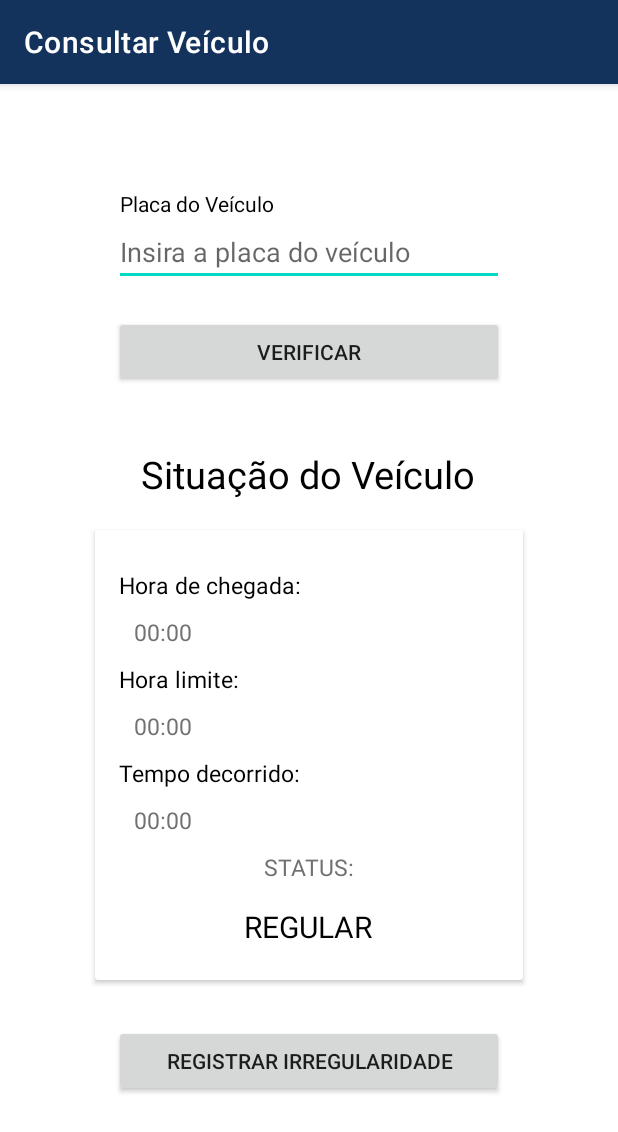
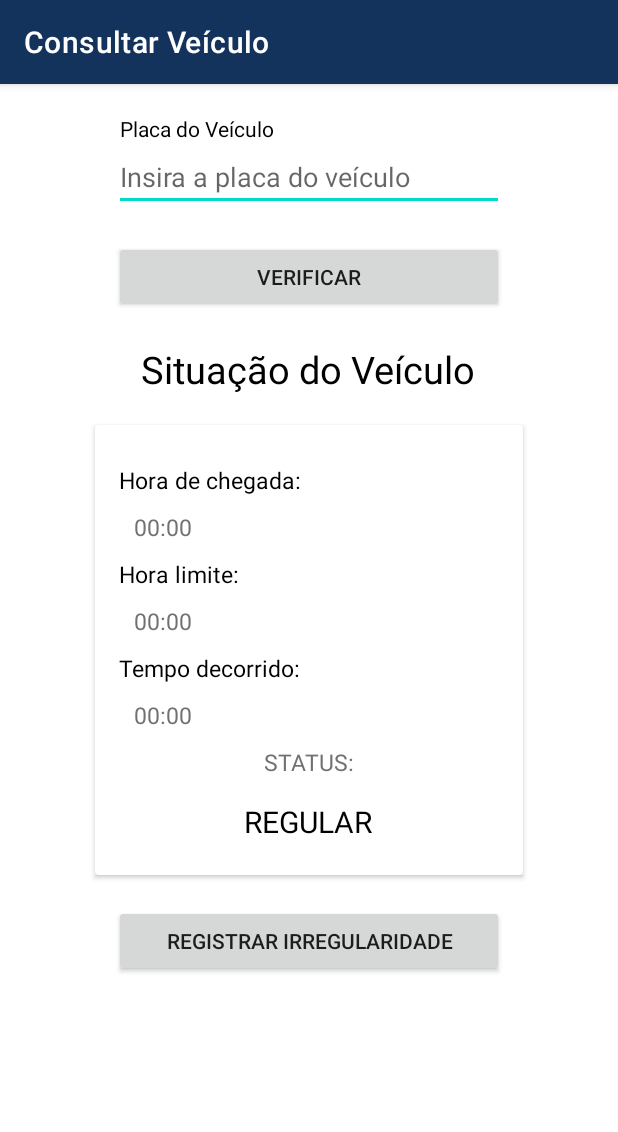
Before and after one commit to Elias-FS/AppZonaAzul, an Android app: the screen it shows after launch (ConsultaVeiculoActivity), on a phone screen of 412 x 824 dp. Shown: the top 1132 px of the screen. Run offline under Robolectric (Android 15) with nearby library versions, the phone set to English and light mode, and no system bars.

Commit message:
Ajuste layout tela RegistrarIrregularidade

```diff
--- a/app/src/main/res/layout/activity_consulta_veiculo.xml
+++ b/app/src/main/res/layout/activity_consulta_veiculo.xml
@@ -14,7 +14,7 @@
         android:layout_height="wrap_content"
         android:text="Placa do Veículo"
         android:textColor="@color/black"
-        android:layout_marginTop="70dp"
+        android:layout_marginTop="20dp"
         android:layout_marginLeft="80dp"
         />
 
@@ -39,7 +39,7 @@
         android:layout_height="wrap_content"
         android:text="Situação do Veículo"
         android:layout_gravity="center_horizontal"
-        android:layout_marginTop="40dp"
+        android:layout_marginTop="20dp"
         android:textSize="25dp"
         android:textColor="@color/black"
         />
@@ -135,7 +135,7 @@
         android:layout_height="wrap_content"
         android:text="REGISTRAR IRREGULARIDADE"
         android:layout_gravity="center_horizontal"
-        android:layout_marginTop="30dp"/>
+        android:layout_marginTop="20dp"/>
 
 
 
```
